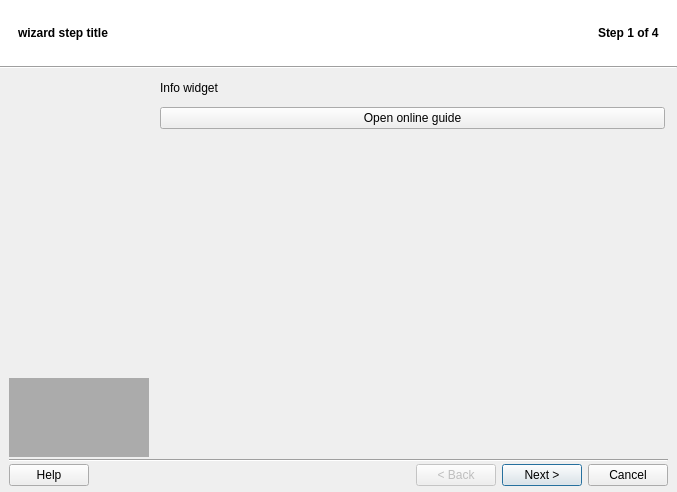
The window that src/q4wine-gui/uis/Wizard.ui (brezerk/q4wine) describes before a commit, drawn with Qt 5.
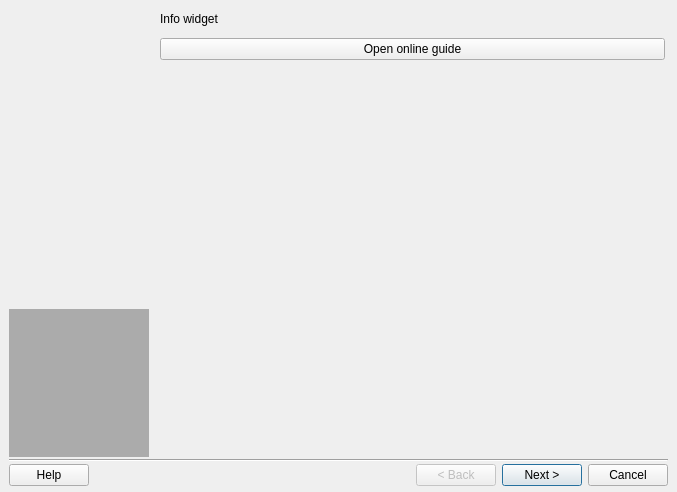
The same window after the commit. Icons and pictures are not drawn.

Diff of the .ui file:
```diff
--- a/src/q4wine-gui/uis/Wizard.ui
+++ b/src/q4wine-gui/uis/Wizard.ui
@@ -40,203 +40,6 @@
    <property name="bottomMargin">
     <number>6</number>
    </property>
-   <item>
-    <widget class="QWidget" name="widgetTop" native="true">
-     <property name="minimumSize">
-      <size>
-       <width>0</width>
-       <height>66</height>
-      </size>
-     </property>
-     <property name="maximumSize">
-      <size>
-       <width>16777215</width>
-       <height>66</height>
-      </size>
-     </property>
-     <property name="palette">
-      <palette>
-       <active>
-        <colorrole role="Button">
-         <brush brushstyle="SolidPattern">
-          <color alpha="255">
-           <red>255</red>
-           <green>255</green>
-           <blue>255</blue>
-          </color>
-         </brush>
-        </colorrole>
-        <colorrole role="Midlight">
-         <brush brushstyle="SolidPattern">
-          <color alpha="255">
-           <red>255</red>
-           <green>255</green>
-           <blue>255</blue>
-          </color>
-         </brush>
-        </colorrole>
-        <colorrole role="Base">
-         <brush brushstyle="SolidPattern">
-          <color alpha="255">
-           <red>255</red>
-           <green>255</green>
-           <blue>255</blue>
-          </color>
-         </brush>
-        </colorrole>
-        <colorrole role="Window">
-         <brush brushstyle="SolidPattern">
-          <color alpha="255">
-           <red>255</red>
-           <green>255</green>
-           <blue>255</blue>
-          </color>
-         </brush>
-        </colorrole>
-       </active>
-       <inactive>
-        <colorrole role="Button">
-         <brush brushstyle="SolidPattern">
-          <color alpha="255">
-           <red>255</red>
-           <green>255</green>
-           <blue>255</blue>
-          </color>
-         </brush>
-        </colorrole>
-        <colorrole role="Midlight">
-         <brush brushstyle="SolidPattern">
-          <color alpha="255">
-           <red>255</red>
-           <green>255</green>
-           <blue>255</blue>
-          </color>
-         </brush>
-        </colorrole>
-        <colorrole role="Base">
-         <brush brushstyle="SolidPattern">
-          <color alpha="255">
-           <red>255</red>
-           <green>255</green>
-           <blue>255</blue>
-          </color>
-         </brush>
-        </colorrole>
-        <colorrole role="Window">
-         <brush brushstyle="SolidPattern">
-          <color alpha="255">
-           <red>255</red>
-           <green>255</green>
-           <blue>255</blue>
-          </color>
-         </brush>
-        </colorrole>
-       </inactive>
-       <disabled>
-        <colorrole role="Button">
-         <brush brushstyle="SolidPattern">
-          <color alpha="255">
-           <red>255</red>
-           <green>255</green>
-           <blue>255</blue>
-          </color>
-         </brush>
-        </colorrole>
-        <colorrole role="Midlight">
-         <brush brushstyle="SolidPattern">
-          <color alpha="255">
-           <red>255</red>
-           <green>255</green>
-           <blue>255</blue>
-          </color>
-         </brush>
-        </colorrole>
-        <colorrole role="Base">
-         <brush brushstyle="SolidPattern">
-          <color alpha="255">
-           <red>255</red>
-           <green>255</green>
-           <blue>255</blue>
-          </color>
-         </brush>
-        </colorrole>
-        <colorrole role="Window">
-         <brush brushstyle="SolidPattern">
-          <color alpha="255">
-           <red>255</red>
-           <green>255</green>
-           <blue>255</blue>
-          </color>
-         </brush>
-        </colorrole>
-       </disabled>
-      </palette>
-     </property>
-     <property name="autoFillBackground">
-      <bool>true</bool>
-     </property>
-     <layout class="QHBoxLayout">
-      <item>
-       <widget class="QWidget" name="widget_3" native="true">
-        <layout class="QHBoxLayout">
-         <property name="topMargin">
-          <number>0</number>
-         </property>
-         <property name="bottomMargin">
-          <number>0</number>
-         </property>
-         <item>
-          <widget class="QLabel" name="lblCaption">
-           <property name="sizePolicy">
-            <sizepolicy hsizetype="Preferred" vsizetype="Minimum">
-             <horstretch>0</horstretch>
-             <verstretch>0</verstretch>
-            </sizepolicy>
-           </property>
-           <property name="text">
-            <string notr="true">&lt;b&gt;wizard step title&lt;/b&gt;</string>
-           </property>
-           <property name="textFormat">
-            <enum>Qt::AutoText</enum>
-           </property>
-           <property name="textInteractionFlags">
-            <set>Qt::NoTextInteraction</set>
-           </property>
-          </widget>
-         </item>
-         <item>
-          <spacer>
-           <property name="orientation">
-            <enum>Qt::Horizontal</enum>
-           </property>
-           <property name="sizeHint" stdset="0">
-            <size>
-             <width>76</width>
-             <height>20</height>
-            </size>
-           </property>
-          </spacer>
-         </item>
-         <item>
-          <widget class="QLabel" name="lblStep">
-           <property name="text">
-            <string notr="true">&lt;b&gt;Step 1 of 4&lt;/b&gt;</string>
-           </property>
-          </widget>
-         </item>
-        </layout>
-       </widget>
-      </item>
-     </layout>
-    </widget>
-   </item>
-   <item>
-    <widget class="Line" name="line">
-     <property name="orientation">
-      <enum>Qt::Horizontal</enum>
-     </property>
-    </widget>
-   </item>
    <item>
     <widget class="QWidget" name="widget_4" native="true">
      <layout class="QVBoxLayout" name="verticalLayout_8">
```
Left out of the diff: 8 changed lines with no effect on the pictures.
